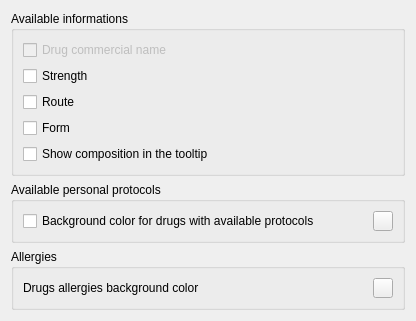
Before: the Qt Designer form plugins/drugsplugin/drugspreferences/drugselectorwidget.ui in FreeHealth/freehealth, drawn with Qt 5.
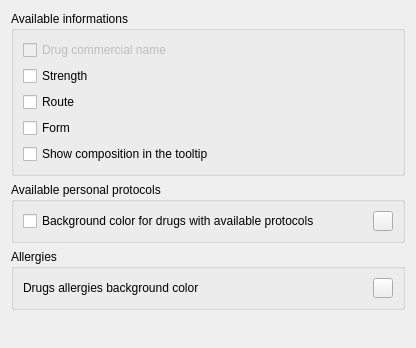
After: the same form once the commit is applied. Custom widgets are drawn as their Qt base class.

```diff
--- a/plugins/drugsplugin/drugspreferences/drugselectorwidget.ui
+++ b/plugins/drugsplugin/drugspreferences/drugselectorwidget.ui
@@ -7,7 +7,7 @@
     <x>0</x>
     <y>0</y>
     <width>416</width>
-    <height>300</height>
+    <height>348</height>
    </rect>
   </property>
   <property name="windowTitle">
```
Left out of the diff: 2 changed lines with no effect on the pictures.
